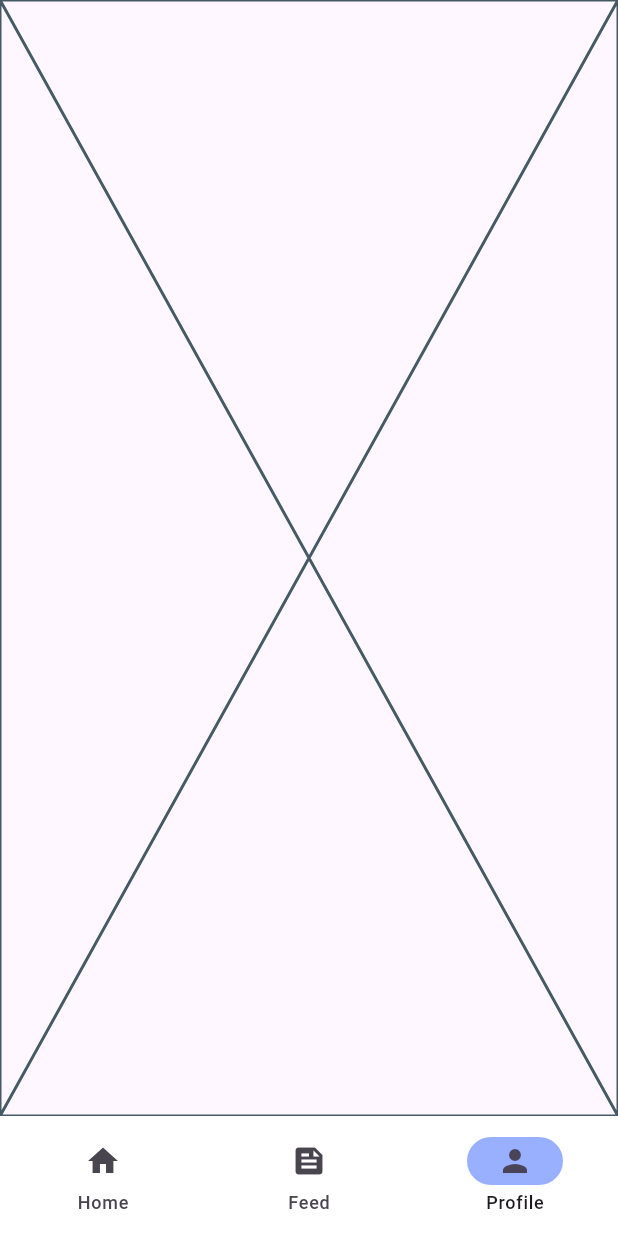
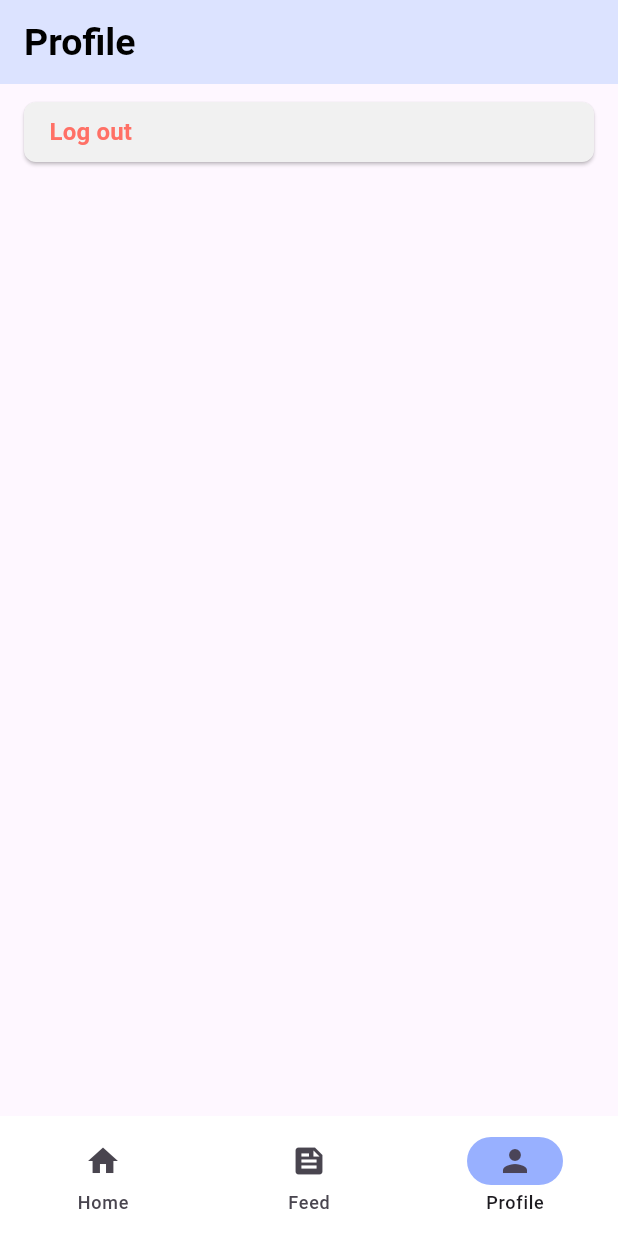
Before and after one commit to abdu61/CliniSmile, a Flutter app: the screen it shows once a user with an empty profile is signed in, item 3 of the bottom bar chosen, on a phone screen of 412 x 824 dp. Run offline on Flutter 3.47's test engine with Material 3 defaults, Android fonts, the light colour scheme and no system bars; our stand-ins replace cloud_firestore, dash_chat_2, firebase_auth, firebase_core, flutter_gemini, flutter_spinkit and 1 more; accounts and stored records are empty.

Commit message:
Add Guest Function to work along with Guest Booking Function

```diff
--- a/lib/navigation/guest_nav.dart
+++ b/lib/navigation/guest_nav.dart
@@ -1,6 +1,6 @@
-import 'package:dental_clinic/screens/guest/guest_appointment.dart';
-import 'package:dental_clinic/screens/guest/guest_feed.dart';
-import 'package:dental_clinic/screens/guest/guest_home.dart';
+import 'package:dental_clinic/screens/customer/feed.dart';
+import 'package:dental_clinic/screens/customer/home.dart';
+import 'package:dental_clinic/screens/guest/guest_profile.dart';
 import 'package:flutter/material.dart';
 import 'package:get/get.dart';
 
@@ -55,8 +55,8 @@ class NavigationController extends GetxController {
 
   // Define the screens for each navigation destination
   final screens = [
-    GuestHome(),
-    GuestAppointment(),
-    GuestFeed(),
+    Home(),
+    Feed(),
+    GuestProfile(),
   ];
 }
--- a/lib/screens/customer/dynamic_pages/book_appointment_pick.dart
+++ b/lib/screens/customer/dynamic_pages/book_appointment_pick.dart
@@ -163,7 +163,7 @@ class _BookAppointmentPageState extends State<BookAppointmentPage> {
 
         // Show a success message
         ScaffoldMessenger.of(context).showSnackBar(
-          SnackBar(content: Text('Appointment booked successfully!')),
+          const SnackBar(content: Text('Appointment booked successfully!')),
         );
 
         // Navigate back to the previous page
--- a/lib/screens/guest/guest_feed.dart
+++ /dev/null
@@ -1,10 +0,0 @@
-import 'package:flutter/material.dart';
-
-class GuestFeed extends StatelessWidget {
-  const GuestFeed({super.key});
-
-  @override
-  Widget build(BuildContext context) {
-    return const Placeholder();
-  }
-}
--- /dev/null
+++ b/lib/screens/guest/guest_profile.dart
@@ -0,0 +1,72 @@
+import 'package:flutter/material.dart';
+import 'package:dental_clinic/services/auth.dart';
+
+class GuestProfile extends StatefulWidget {
+  const GuestProfile({super.key});
+
+  @override
+  State<GuestProfile> createState() => _GuestProfileState();
+}
+
+class _GuestProfileState extends State<GuestProfile> {
+  final AuthService _auth = AuthService();
+  bool loading = false;
+  @override
+  Widget build(BuildContext context) {
+    return Scaffold(
+      appBar: AppBar(
+        title: const DefaultTextStyle(
+          style: TextStyle(
+            color: Colors.black,
+            fontWeight: FontWeight.bold,
+            fontSize: 25.0,
+          ),
+          child: Text('Profile'),
+        ),
+        backgroundColor: const Color.fromARGB(255, 220, 227, 255),
+        elevation: 0.0,
+      ),
+      body: ListView(
+        padding: const EdgeInsets.all(8.0),
+        children: <Widget>[
+          Container(
+            padding: const EdgeInsets.symmetric(horizontal: 8.0),
+            child: ElevatedButton(
+              onPressed: () async {
+                //sign out
+                setState(() => loading = true);
+                await _auth.signOut();
+                if (mounted) {
+                  setState(() => loading = false);
+                }
+              },
+              style: ButtonStyle(
+                backgroundColor: MaterialStateProperty.all<Color>(
+                    const Color.fromARGB(255, 241, 241, 241)),
+                shape: MaterialStateProperty.all<RoundedRectangleBorder>(
+                  RoundedRectangleBorder(
+                    borderRadius: BorderRadius.circular(8.0),
+                  ),
+                ),
+              ),
+              child: const Align(
+                alignment: Alignment.centerLeft,
+                child: Padding(
+                  padding: EdgeInsets.only(left: 12.0),
+                  child: Text(
+                    'Log out',
+                    style: TextStyle(
+                      fontSize: 16.0,
+                      color: Color.fromARGB(255, 255, 112, 102),
+                      fontWeight: FontWeight.bold,
+                    ),
+                  ),
+                ),
+              ),
+            ),
+          ),
+        ],
+      ),
+    );
+  }
+}
--- a/lib/screens/staff/dynamic_pages/add_appointment_dialog.dart
+++ b/lib/screens/staff/dynamic_pages/add_appointment_dialog.dart
@@ -4,8 +4,6 @@ import 'package:dental_clinic/screens/customer/dynamic_pages/book_appointment_pi
 import 'package:dental_clinic/services/database.dart';
 import 'package:dental_clinic/shared/constant.dart';
 import 'package:flutter/material.dart';
-import 'package:firebase_auth/firebase_auth.dart';
-import 'package:flutter/foundation.dart';
 
 class AddAppointmentDialog extends StatefulWidget {
   final DatabaseService databaseService;
--- a/lib/screens/staff/staff_appointment.dart
+++ b/lib/screens/staff/staff_appointment.dart
@@ -203,10 +203,8 @@ class _StaffAppointmentState extends State<StaffAppointment> {
                   ),
                   child: const Row(
                     children: [
-                      Icon(Icons.add), // Add an 'Add' icon
-                      SizedBox(
-                          width:
-                              14), // Add some spacing between the icon and the text
+                      Icon(Icons.add),
+                      SizedBox(width: 14),
                       Text(
                         'Add Appointment',
                         style: TextStyle(
```
Also changed, not shown: lib/screens/customer/dynamic_pages/doctor_details.dart (+19 -14 lines), lib/screens/customer/home.dart (+39 -5 lines), lib/screens/guest/dynamic/guest_appointment.dart (added, +87 -0 lines), lib/screens/guest/guest_appointment.dart (deleted, +0 -10 lines), lib/screens/guest/guest_home.dart (deleted, +0 -58 lines), lib/shared/widgets/Lists/doctor_list_tile.dart (+5 -3 lines), lib/shared/widgets/coreComponents/app_bar.dart (added, +23 -0 lines), lib/shared/widgets/coreComponents/bottom_navbar_button.dart (renamed from lib/shared/widgets/core.dart/bottom_navbar_button.dart).
